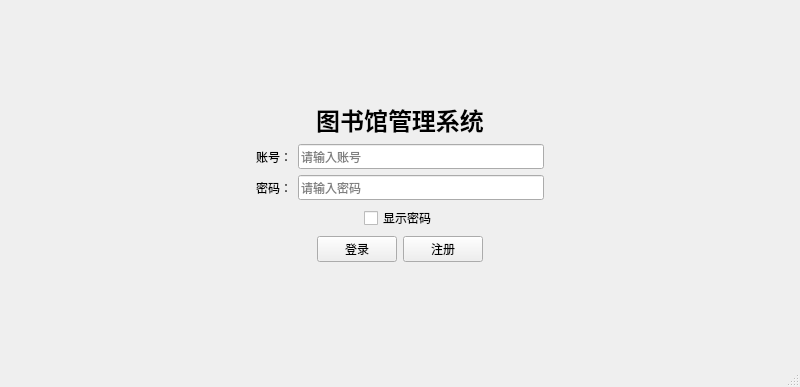
The window that firstwindow.ui (LeoStr4nge/LibraryManageSystem) describes before a commit, drawn with Qt 5.
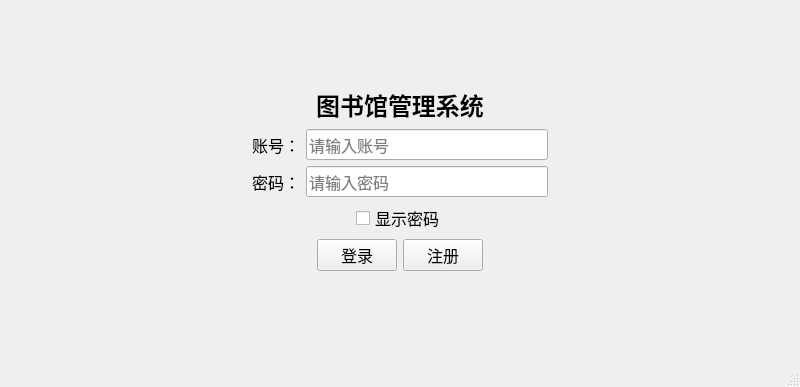
The same window after the commit.

Diff of the .ui file:
```diff
--- a/firstwindow.ui
+++ b/firstwindow.ui
@@ -19,6 +19,7 @@
   <property name="font">
    <font>
     <family>微软雅黑</family>
+    <pointsize>12</pointsize>
    </font>
   </property>
   <property name="windowTitle">
```
